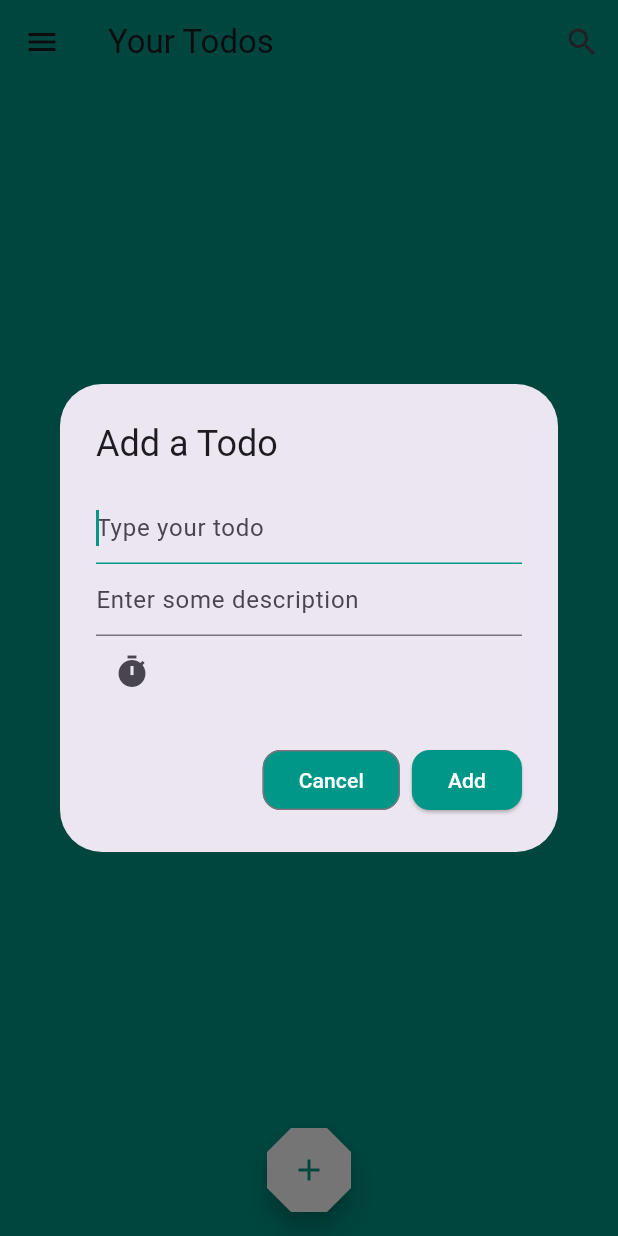
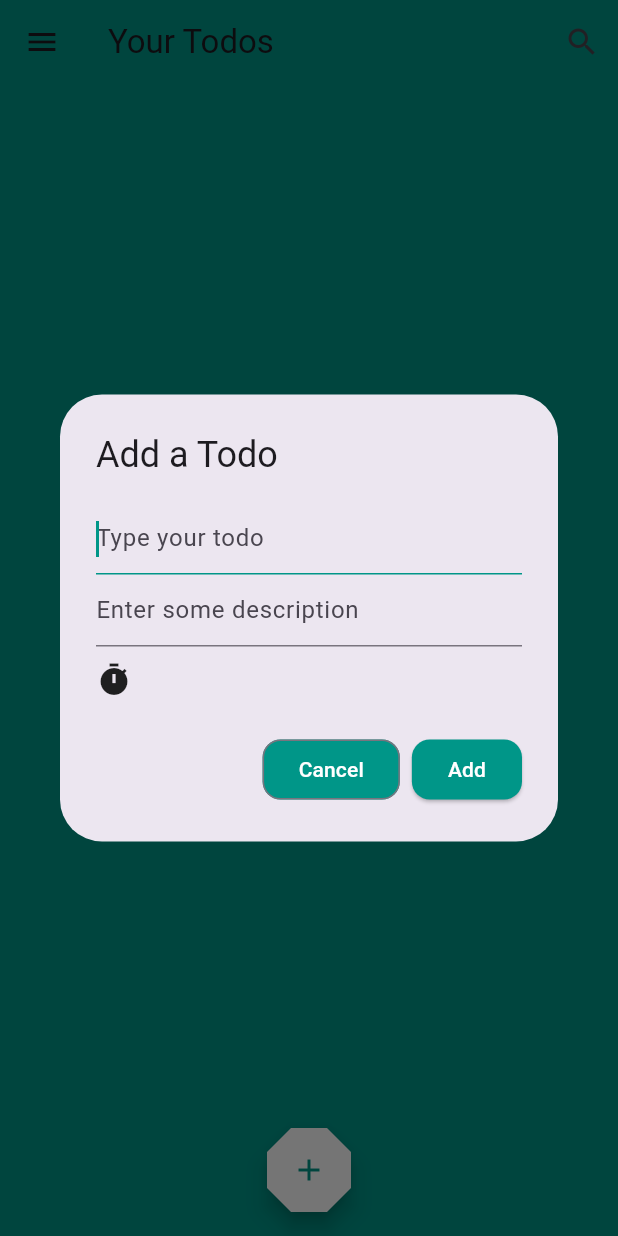
Before and after one commit to OrMizL/todo_app, a Flutter app: the screen it shows after launch, after a tap on the "menu" icon, after a tap on the "search" icon, after a tap on the "add" icon, on a phone screen of 412 x 824 dp. Run offline on Flutter 3.47's test engine with Material 3 defaults, Android fonts, the phone set to English and light mode, and no system bars; our stand-ins replace flutter_time_picker_spinner.

Commit message:
add todo dialog improvements

```diff
--- a/lib/src/widgets/add_todo_dialog.dart
+++ b/lib/src/widgets/add_todo_dialog.dart
@@ -70,18 +70,33 @@ class _AddTodoDialogState extends State<AddTodoDialog> {
                 cursorColor: Colors.teal,
               ),
             ),
-            Row(
-              children: [
-                IconButton(
-                  onPressed: _selectDateTime,
-                  icon: const Icon(
-                    Icons.timer,
+            Container(
+              margin: const EdgeInsets.only(top: 10),
+              child: Row(
+                children: [
+                  InkWell(
+                    onTap: _selectDateTime,
+                    child: Container(
+                      width: 24.0, // Smaller width
+                      height: 24.0, // Smaller height
+                      alignment: Alignment.center,
+                      margin: const EdgeInsets.only(right: 10),
+                      child: const Icon(
+                        Icons.timer,
+                        size: 24.0,
+                      ), // Icon with original size
+                    ),
                   ),
-                ),
-                if (selectedDue != null)
-                  Text(DateFormat('EEE, M/d/y').format(selectedDue!))
-              ],
-            )
+                  if (selectedDue != null)
+                    Text(
+                      DateFormat('EEE, M/d/y').format(selectedDue!),
+                      style: const TextStyle(
+                        fontSize: 14,
+                      ),
+                    )
+                ],
+              ),
+            ),
           ],
         ),
       ),
```
